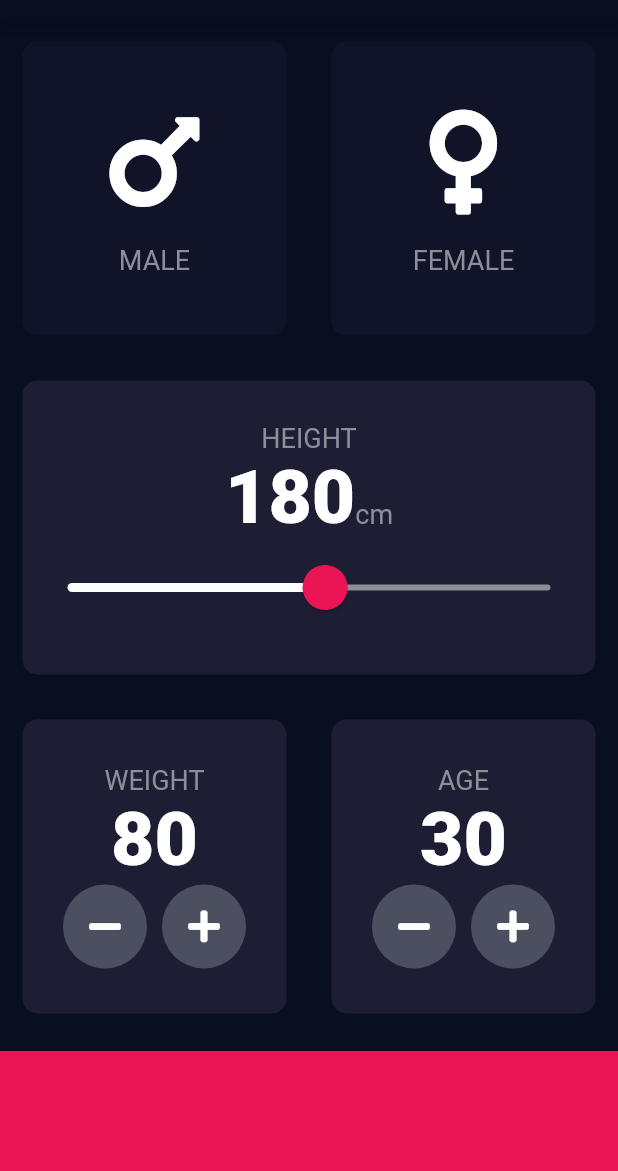
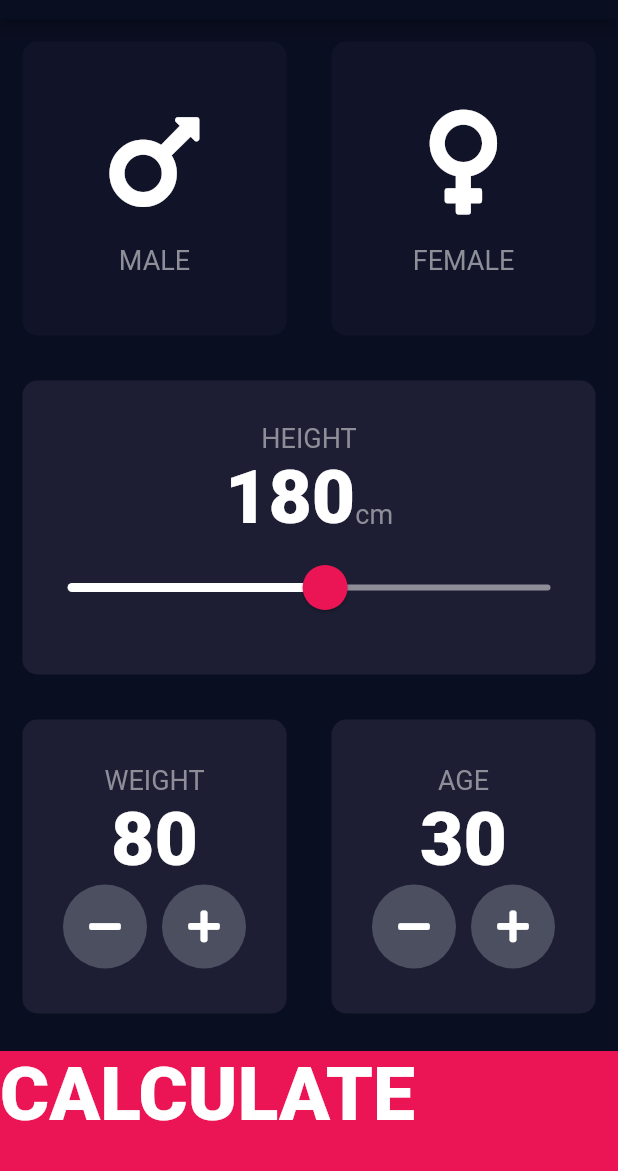
Before and after one commit to ldasha60/bmi-calculator-flutter, a Flutter app: the screen it shows after launch, on a phone screen of 412 x 824 dp, the part 65-1236 px from its top. Run offline on Flutter 3.47's test engine with Material 2 defaults, Android fonts, the phone set to English and light mode, and no system bars; our stand-ins replace font_awesome_flutter.

```diff
--- a/lib/input_page.dart
+++ b/lib/input_page.dart
@@ -4,6 +4,7 @@ import 'package:flutter/material.dart';
 import 'package:font_awesome_flutter/font_awesome_flutter.dart';
 import 'constants.dart';
 import 'icon_content.dart';
+import 'results_page.dart';
 
 enum Gender {
   female,
@@ -178,11 +179,27 @@ class _InputPageState extends State<InputPage> {
                 ],
               ),
             ),
-            Container(
-              color: kBottomContainerColor,
-              margin: EdgeInsets.only(top: 10.0),
-              width: double.infinity,
-              height: kBottomContainerHeight,
+            GestureDetector(
+              onTap: () {
+                Navigator.push(
+                  context,
+                  MaterialPageRoute(
+                    builder: (context) {
+                      return ResultsPage();
+                    },
+                  ),
+                );
+              },
+              child: Container(
+                child: Text(
+                  'CALCULATE',
+                  style: kNumberTextStyle,
+                ),
+                color: kBottomContainerColor,
+                margin: EdgeInsets.only(top: 10.0),
+                width: double.infinity,
+                height: kBottomContainerHeight,
+              ),
             )
           ],
         ));
```
Also changed, not shown: lib/results_page.dart (added, +17 -0 lines).
